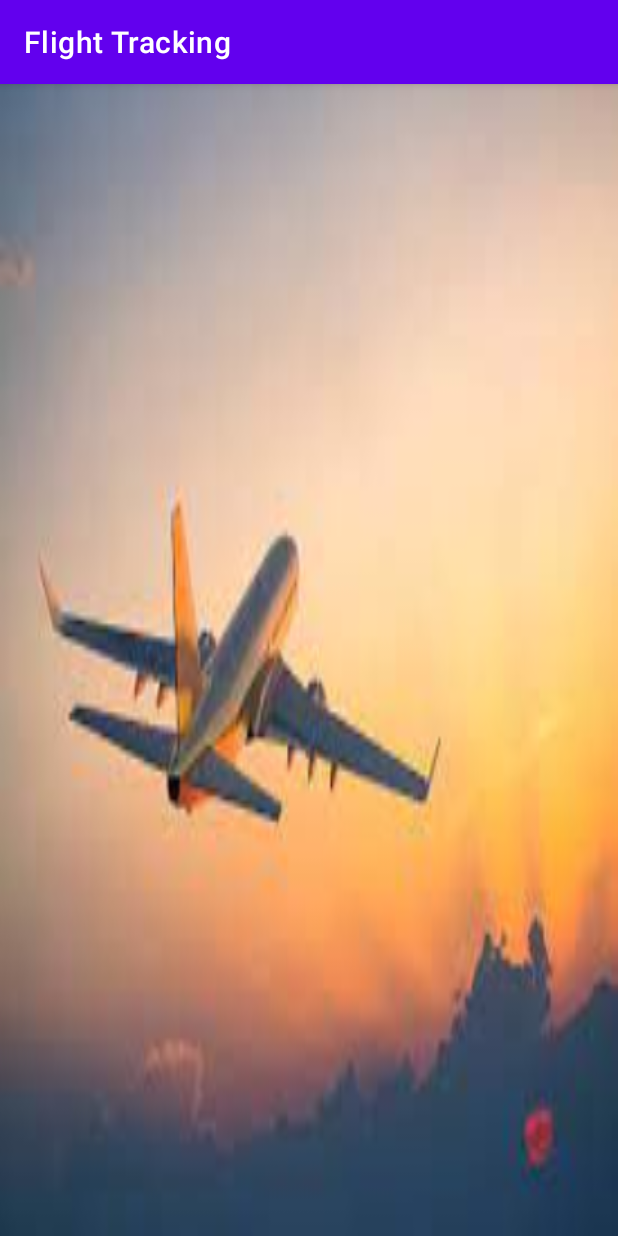
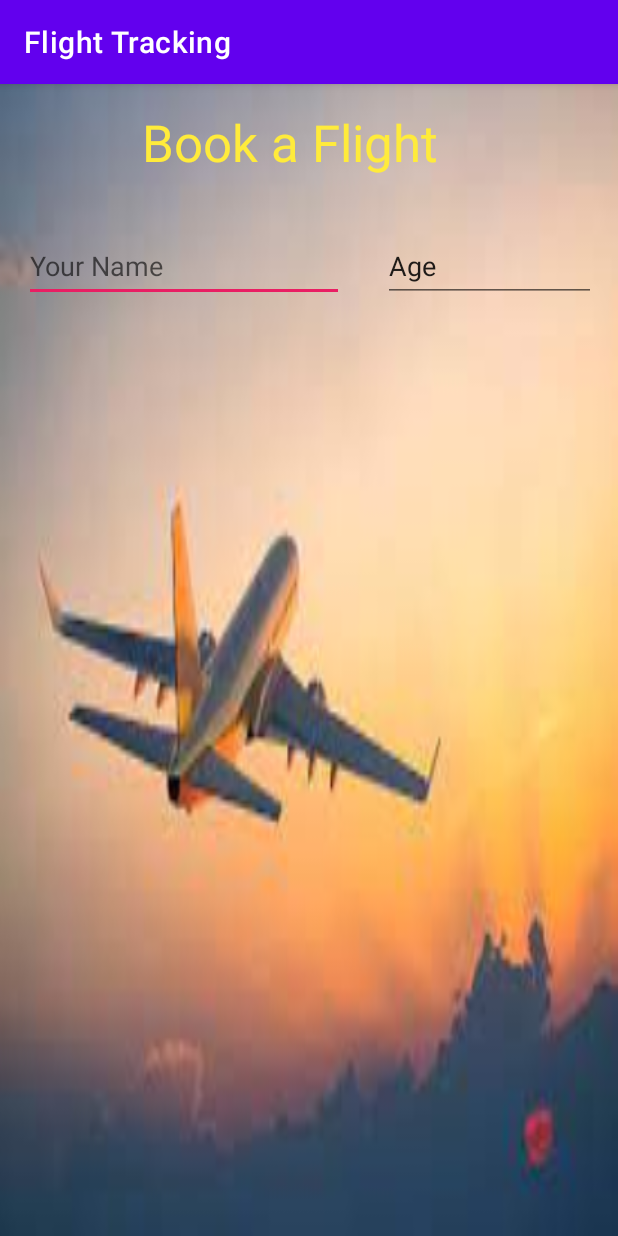
Before and after one commit to gilbertKorir/Flight-Tracker-Android, an Android app: the BookingActivity screen opened directly, with no data from a screen before it, on a phone screen of 412 x 824 dp. Run offline under Robolectric (Android 15) with nearby library versions, the phone set to English and light mode, and no system bars.

Commit message:
ft:structured the form layout

```diff
--- a/app/src/main/res/layout/activity_booking.xml
+++ b/app/src/main/res/layout/activity_booking.xml
@@ -7,4 +7,45 @@
     tools:context=".ui.BookingActivity"
     android:background="@drawable/img_2">
 
+    <TextView
+        android:id="@+id/textView3"
+        android:layout_width="222dp"
+        android:layout_height="45dp"
+        android:layout_marginStart="8dp"
+        android:layout_marginTop="16dp"
+        android:layout_marginEnd="8dp"
+        android:text="Book a Flight"
+        android:textColor="#FFEB3B"
+        android:textSize="34sp"
+        app:layout_constraintEnd_toEndOf="parent"
+        app:layout_constraintHorizontal_bias="0.497"
+        app:layout_constraintStart_toStartOf="parent"
+        app:layout_constraintTop_toTopOf="parent" />
+
+    <EditText
+        android:id="@+id/personName"
+        android:layout_width="wrap_content"
+        android:layout_height="wrap_content"
+        android:layout_marginStart="16dp"
+        android:layout_marginTop="36dp"
+        android:backgroundTint="#E91E63"
+        android:ems="10"
+        android:hint="Your Name"
+        android:inputType="textPersonName"
+        android:minHeight="48dp"
+        android:textColor="#E91E63"
+        app:layout_constraintStart_toStartOf="parent"
+        app:layout_constraintTop_toBottomOf="@+id/textView3" />
+
+    <EditText
+        android:id="@+id/ageEdit"
+        android:layout_width="142dp"
+        android:layout_height="48dp"
+        android:layout_marginStart="26dp"
+        android:layout_marginTop="36dp"
+        android:ems="10"
+        android:inputType="textPersonName"
+        android:text="Age"
+        app:layout_constraintStart_toEndOf="@+id/personName"
+        app:layout_constraintTop_toBottomOf="@+id/textView3" />
 </androidx.constraintlayout.widget.ConstraintLayout>
```
